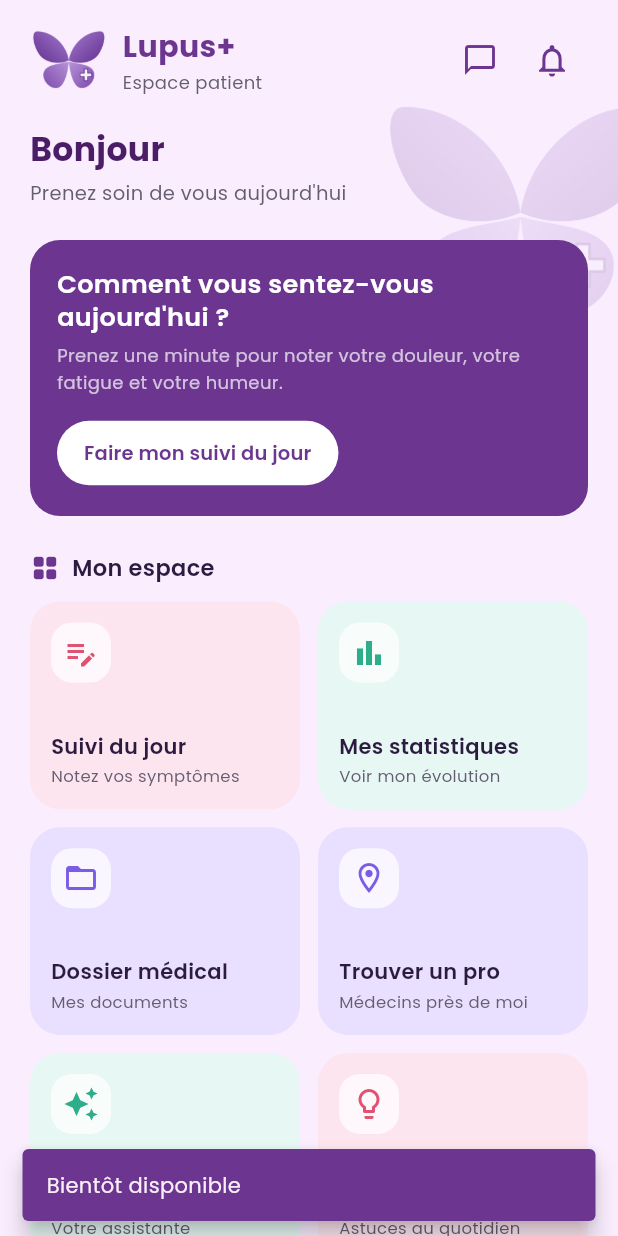
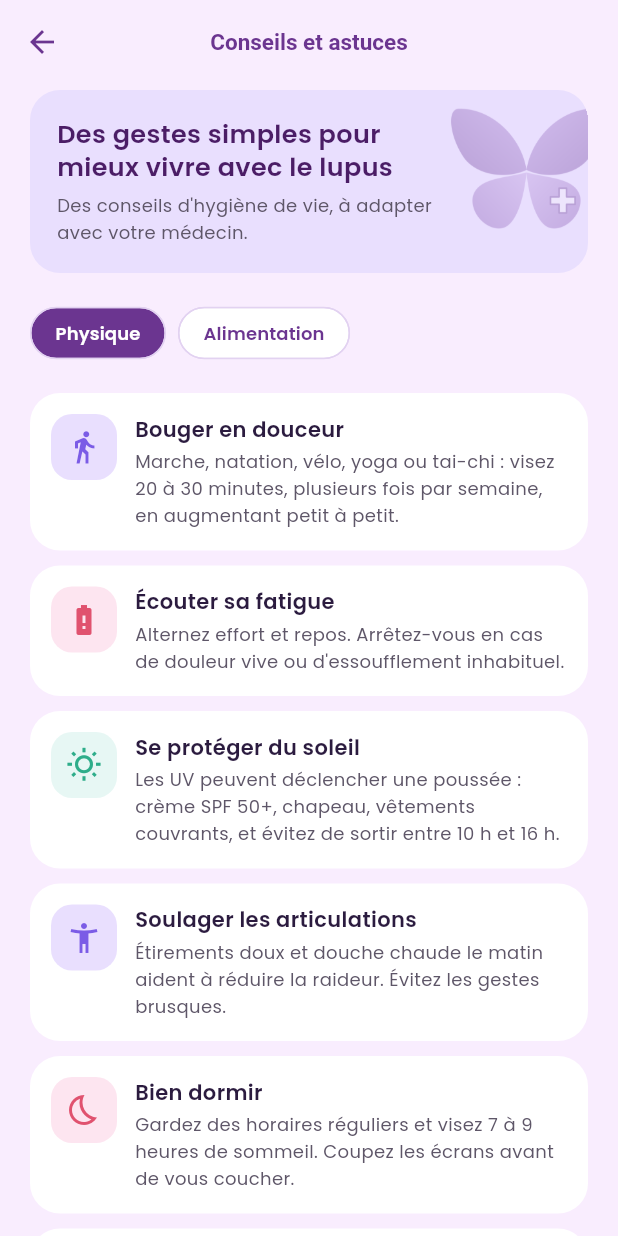
Before and after one commit to nourelwafaa/app-mobile-, a Flutter app: the HomeScreen widget shown alone on an empty page, opened directly, after a tap on "Conseils", on a phone screen of 412 x 824 dp. Run offline on Flutter 3.47's test engine with Material 3 defaults, Android fonts, the phone set to English and light mode, and no system bars; our stand-ins replace file_picker, flutter_secure_storage, image_picker; accounts and stored records are empty; network calls fail.

Commit message:
Écran Conseils et astuces (Physique, Alimentation) ouvert depuis l'accueil patient
Co-Authored-By: Claude Opus 5.5 <noreply@anthropic.com>

```diff
--- /dev/null
+++ b/frontend/lib/screens/patient/conseils_screen.dart
@@ -0,0 +1,345 @@
+import 'package:flutter/material.dart';
+
+import '../../widgets/common.dart';
+
+// Couleurs pastel (mêmes que l'accueil)
+const _fonds = [Color(0xFFE9DFFE), Color(0xFFFDE5F0), Color(0xFFE7F7F4)];
+const _icones = [Color(0xFF7B5CE6), Color(0xFFE0526F), Color(0xFF2EAD8A)];
+const _titre = Color(0xFF2B1B3F);
+const _gris = Color(0xFF5E5668);
+
+class _Conseil {
+  final IconData icon;
+  final String titre;
+  final String texte;
+  const _Conseil(this.icon, this.titre, this.texte);
+}
+
+// ---------- Contenu (texte fixe, aucune base de données) ----------
+
+const _physique = [
+  _Conseil(
+    Icons.directions_walk,
+    'Bouger en douceur',
+    'Marche, natation, vélo, yoga ou tai-chi : visez 20 à 30 minutes, '
+        'plusieurs fois par semaine, en augmentant petit à petit.',
+  ),
+  _Conseil(
+    Icons.battery_alert,
+    'Écouter sa fatigue',
+    "Alternez effort et repos. Arrêtez-vous en cas de douleur vive ou "
+        "d'essoufflement inhabituel.",
+  ),
+  _Conseil(
+    Icons.wb_sunny_outlined,
+    'Se protéger du soleil',
+    'Les UV peuvent déclencher une poussée : crème SPF 50+, chapeau, '
+        'vêtements couvrants, et évitez de sortir entre 10 h et 16 h.',
+  ),
+  _Conseil(
+    Icons.accessibility_new,
+    'Soulager les articulations',
+    'Étirements doux et douche chaude le matin aident à réduire la '
+        'raideur. Évitez les gestes brusques.',
+  ),
+  _Conseil(
+    Icons.bedtime_outlined,
+    'Bien dormir',
+    'Gardez des horaires réguliers et visez 7 à 9 heures de sommeil. '
+        'Coupez les écrans avant de vous coucher.',
+  ),
+  _Conseil(
+    Icons.spa_outlined,
+    'Gérer le stress',
+    'Respiration lente, relaxation ou méditation : le stress peut '
+        'favoriser les poussées.',
+  ),
+  _Conseil(
+    Icons.smoke_free,
+    'Arrêter le tabac',
+    "Le tabac aggrave le lupus et peut réduire l'efficacité de certains "
+        "traitements. Demandez de l'aide à votre médecin.",
+  ),
+];
+
+const _alimentation = [
+  _Conseil(
+    Icons.eco_outlined,
+    'Manger équilibré',
+    "Fruits, légumes, céréales complètes, légumineuses et huile d'olive, "
+        'à la manière du régime méditerranéen.',
+  ),
+  _Conseil(
+    Icons.set_meal_outlined,
+    'Poissons gras',
+    'Saumon, sardines ou maquereau, riches en oméga-3, une à deux fois '
+        'par semaine.',
+  ),
+  _Conseil(
+    Icons.local_drink_outlined,
+    'Calcium et vitamine D',
+    'Produits laitiers, légumes verts, amandes : ils protègent les os, '
+        'surtout sous corticoïdes. Demandez un dosage avant tout complément.',
+  ),
+  _Conseil(
+    Icons.grain,
+    'Limiter le sel',
+    "Les corticoïdes font retenir l'eau et peuvent augmenter la tension. "
+        'Peu de sel, peu de plats préparés.',
+  ),
+  _Conseil(
+    Icons.monitor_weight_outlined,
+    'Surveiller son poids',
+    "Limitez sucres rapides et produits ultra-transformés : les "
+        "corticoïdes peuvent augmenter l'appétit.",
+  ),
+  _Conseil(
+    Icons.water_drop_outlined,
+    "Bien s'hydrater",
+    "Buvez de l'eau régulièrement, sauf avis contraire de votre médecin "
+        '(atteinte rénale, par exemple).',
+  ),
+];
+
+const _aEviter = [
+  'Les germes de luzerne (alfalfa), qui pourraient favoriser les poussées',
+  "L'alcool, selon votre traitement",
+  'Les compléments « booster d\'immunité » (échinacée…) sans avis médical',
+];
+
+// ---------- Écran ----------
+
+class ConseilsScreen extends StatefulWidget {
+  const ConseilsScreen({super.key});
+
+  @override
+  State<ConseilsScreen> createState() => _ConseilsScreenState();
+}
+
+class _ConseilsScreenState extends State<ConseilsScreen> {
+  int _tab = 0; // 0 = Physique, 1 = Alimentation
+
+  @override
+  Widget build(BuildContext context) {
+    final liste = _tab == 0 ? _physique : _alimentation;
+
+    return Scaffold(
+      appBar: AppBar(title: const Text('Conseils et astuces')),
+      body: SafeArea(
+        child: ListView(
+          padding: const EdgeInsets.fromLTRB(20, 4, 20, 24),
+          children: [
+            // ---- Introduction ----
+            Container(
+              clipBehavior: Clip.hardEdge,
+              decoration: BoxDecoration(
+                color: _fonds[0],
+                borderRadius: BorderRadius.circular(20),
+              ),
+              child: Stack(
+                children: [
+                  Positioned(
+                    right: -14,
+                    top: 6,
+                    child: Opacity(
+                      opacity: 0.35,
+                      child: Image.asset('assets/images/lupus_logo.png',
+                          width: 110),
+                    ),
+                  ),
+                  const Padding(
+                    padding: EdgeInsets.all(18),
+                    child: Column(
+                      crossAxisAlignment: CrossAxisAlignment.start,
+                      children: [
+                        SizedBox(
+                          width: 250,
+                          child: Text(
+                            'Des gestes simples pour mieux vivre avec le lupus',
+                            style: TextStyle(
+                                fontSize: 17,
+                                fontWeight: FontWeight.w600,
+                                color: Color(0xFF4B1D66),
+                                height: 1.3),
+                          ),
+                        ),
+                        SizedBox(height: 6),
+                        SizedBox(
+                          width: 250,
+                          child: Text(
+                            "Des conseils d'hygiène de vie, à adapter avec "
+                            'votre médecin.',
+                            style: TextStyle(
+                                fontSize: 12, color: _gris, height: 1.5),
+                          ),
+                        ),
+                      ],
+                    ),
+                  ),
+                ],
+              ),
+            ),
+            const SizedBox(height: 16),
+
+            // ---- Onglets ----
+            PillTabs(
+              labels: const ['Physique', 'Alimentation'],
+              selected: _tab,
+              onChanged: (i) => setState(() => _tab = i),
+            ),
+            const SizedBox(height: 16),
+
+            // ---- Conseils ----
+            for (var i = 0; i < liste.length; i++) ...[
+              _ConseilCard(index: i, conseil: liste[i]),
+              const SizedBox(height: 10),
+            ],
+
+            // ---- À éviter (onglet Alimentation) ----
+            if (_tab == 1) ...[
+              const _EviterCard(),
+              const SizedBox(height: 10),
+            ],
+
+            // ---- Avertissement ----
+            const SizedBox(height: 6),
+            Container(
+              padding: const EdgeInsets.all(14),
+              decoration: BoxDecoration(
+                color: const Color(0xFFFFF1DC),
+                borderRadius: BorderRadius.circular(20),
+              ),
+              child: const Row(
+                crossAxisAlignment: CrossAxisAlignment.start,
+                children: [
+                  Icon(Icons.info_outline, size: 20, color: Color(0xFF8A5200)),
+                  SizedBox(width: 10),
+                  Expanded(
+                    child: Text(
+                      'Ces conseils sont généraux et ne remplacent pas '
+                      "l'avis de votre médecin. Parlez-en à votre équipe "
+                      "médicale avant de changer d'alimentation ou de "
+                      "reprendre une activité.",
+                      style: TextStyle(
+                          fontSize: 11.5,
+                          color: Color(0xFF8A5200),
+                          height: 1.5),
+                    ),
+                  ),
+                ],
+              ),
+            ),
+          ],
+        ),
+      ),
+    );
+  }
+}
+
+class _ConseilCard extends StatelessWidget {
+  final int index;
+  final _Conseil conseil;
+  const _ConseilCard({required this.index, required this.conseil});
+
+  @override
+  Widget build(BuildContext context) {
+    return Container(
+      padding: const EdgeInsets.all(14),
+      decoration: BoxDecoration(
+        color: Colors.white,
+        borderRadius: BorderRadius.circular(20),
+      ),
+      child: Row(
+        crossAxisAlignment: CrossAxisAlignment.start,
+        children: [
+          Container(
+            width: 44,
+            height: 44,
+            decoration: BoxDecoration(
+              color: _fonds[index % 3],
+              borderRadius: BorderRadius.circular(14),
+            ),
+            child: Icon(conseil.icon, size: 24, color: _icones[index % 3]),
+          ),
+          const SizedBox(width: 12),
+          Expanded(
+            child: Column(
+              crossAxisAlignment: CrossAxisAlignment.start,
+              children: [
+                Text(conseil.titre,
+                    style: const TextStyle(
+                        fontSize: 14,
+                        fontWeight: FontWeight.w600,
+                        color: _titre)),
+                const SizedBox(height: 3),
+                Text(conseil.texte,
+                    style: const TextStyle(
+                        fontSize: 12, color: _gris, height: 1.5)),
+              ],
+            ),
+          ),
+        ],
+      ),
+    );
+  }
+}
+
+class _EviterCard extends StatelessWidget {
+  const _EviterCard();
+
+  @override
+  Widget build(BuildContext context) {
+    return Container(
+      padding: const EdgeInsets.all(14),
+      decoration: BoxDecoration(
+        color: _fonds[1],
+        borderRadius: BorderRadius.circular(20),
+      ),
+      child: Row(
+        crossAxisAlignment: CrossAxisAlignment.start,
+        children: [
+          Container(
+            width: 44,
+            height: 44,
+            decoration: BoxDecoration(
+              color: Colors.white.withAlpha(190),
+              borderRadius: BorderRadius.circular(14),
+            ),
+            child: const Icon(Icons.warning_amber_rounded,
+                size: 24, color: Color(0xFFE0526F)),
+          ),
+          const SizedBox(width: 12),
+          Expanded(
+            child: Column(
+              crossAxisAlignment: CrossAxisAlignment.start,
+              children: [
+                const Text('À éviter ou à limiter',
+                    style: TextStyle(
+                        fontSize: 14,
+                        fontWeight: FontWeight.w600,
+                        color: _titre)),
+                for (final t in _aEviter)
+                  Padding(
+                    padding: const EdgeInsets.only(top: 4),
+                    child: Row(
+                      crossAxisAlignment: CrossAxisAlignment.start,
+                      children: [
+                        const Text('•  ',
+                            style: TextStyle(
+                                color: Color(0xFFE0526F), fontSize: 12)),
+                        Expanded(
+                          child: Text(t,
+                              style: const TextStyle(
+                                  fontSize: 12, color: _gris, height: 1.5)),
+                        ),
+                      ],
+                    ),
+                  ),
+              ],
+            ),
+          ),
+        ],
+      ),
+    );
+  }
+}
--- a/frontend/lib/screens/patient/home_screen.dart
+++ b/frontend/lib/screens/patient/home_screen.dart
@@ -9,6 +9,7 @@ import '../../services/demandes_service.dart';
 import '../../services/messages_service.dart';
 import '../../services/traitement_service.dart';
 import '../../widgets/common.dart';
+import 'conseils_screen.dart';
 import 'dossier_screen.dart';
 import 'lupia_screen.dart';
 import 'messages_screen.dart';
@@ -216,7 +217,7 @@ class HomeScreen extends StatelessWidget {
                     icon: Icons.lightbulb_outline,
                     titre: 'Conseils',
                     sousTitre: 'Astuces au quotidien',
-                    onTap: () => showSnack(context, 'Bientôt disponible'),
+                    onTap: () => _go(context, const ConseilsScreen()),
                   ),
                 ],
               ),
```
